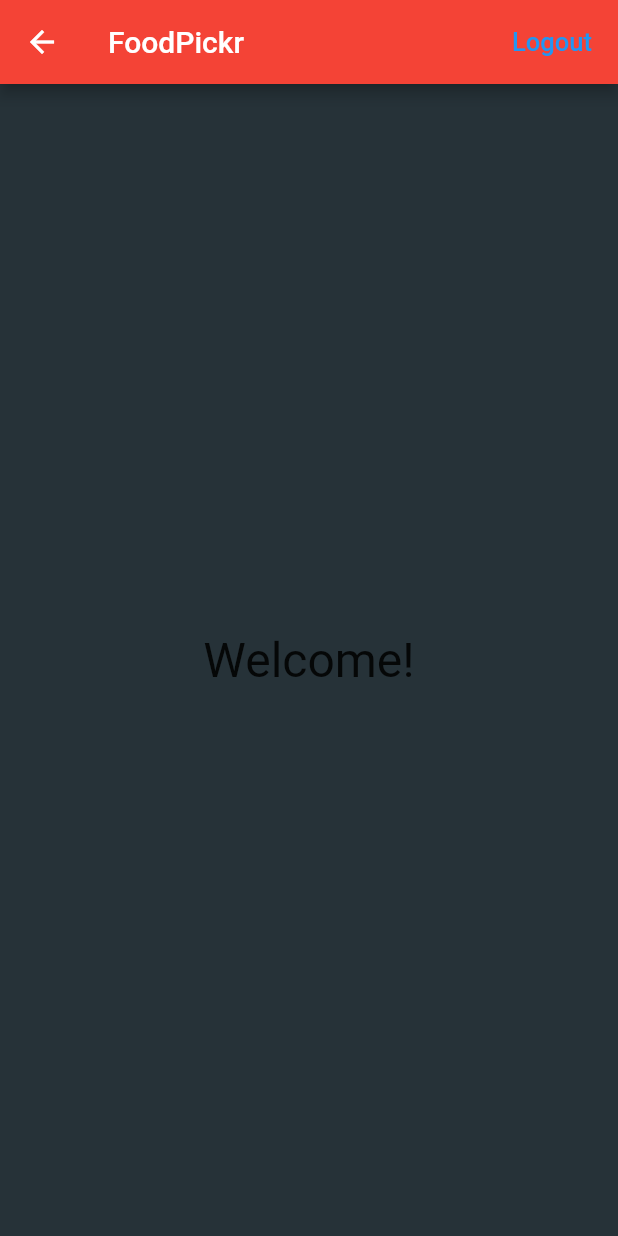
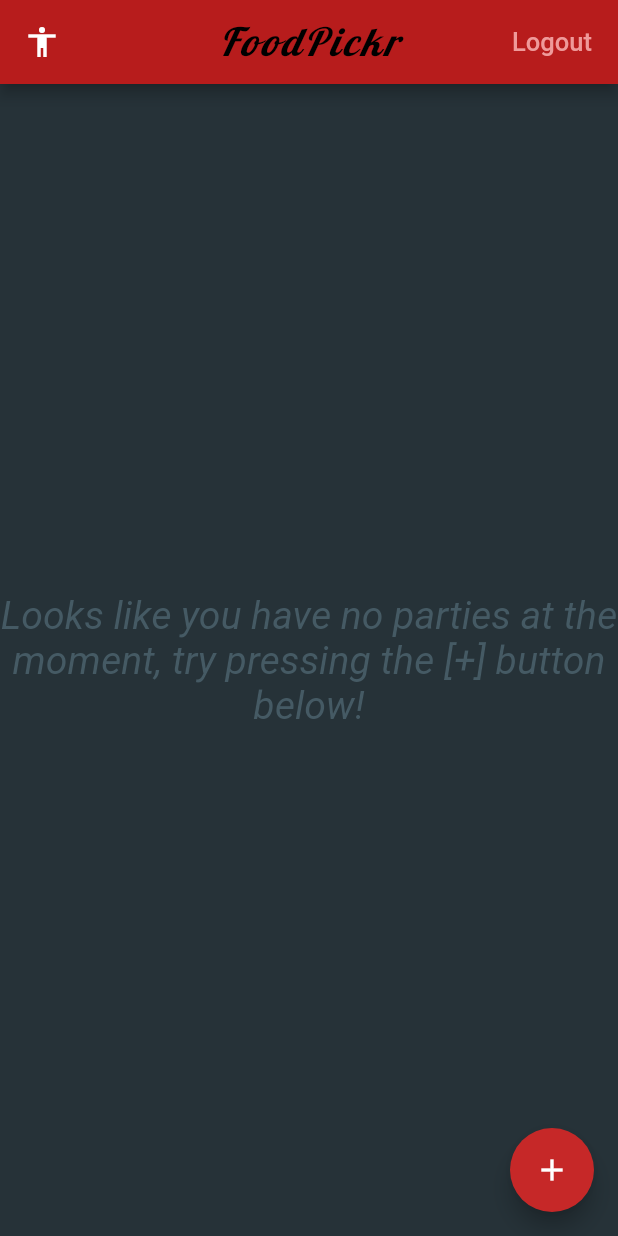
Before and after one commit to lutfisk/FoodPickr, a Flutter app: the PartyList screen opened directly, on a phone screen of 412 x 824 dp. Run offline on Flutter 3.47's test engine with Material 2 defaults, Android fonts, the phone set to English and light mode, and no system bars; our stand-ins replace email_validator, firebase_auth, form_field_validator, google_fonts; accounts and stored records are empty.

Commit message:
party list, early stages

```diff
--- a/lib/party_list.dart
+++ b/lib/party_list.dart
@@ -1,10 +1,24 @@
+import 'package:firebase_auth/firebase_auth.dart';
 import 'package:flutter/material.dart';
+import 'package:form_field_validator/form_field_validator.dart';
+import 'package:google_fonts/google_fonts.dart';
+import 'dart:async';
 import 'auth.dart';
+import 'party.dart';
+import 'party_user.dart';
 
-class PartyList extends StatelessWidget {
+class PartyList extends StatefulWidget {
   PartyList({this.auth, this.onSignedOut});
   final BaseAuth auth;
   final VoidCallback onSignedOut;
+
+  @override
+  State<StatefulWidget> createState() => _PartyListState();
+}
+
+class _PartyListState extends State<PartyList> {
+  BaseAuth auth;
+  VoidCallback onSignedOut;
 
   void _signOut() async {
     try{
@@ -16,28 +30,101 @@ class PartyList extends StatelessWidget {
     }
   }
 
+  List<PartyUser> users = [];
+
+  Future<String> createAlertDialog(BuildContext context){
+    TextEditingController control = TextEditingController();
+
+    return showDialog(
+        context: context,
+        builder: (context){
+          return AlertDialog(
+            title: Text('Name your party:'),
+            content: TextFormField(
+              validator: MinLengthValidator(2, errorText: 'Party name cannot be empty!'),
+              controller: control,
+              onSaved: (val) => PartyUser().partyName = val,
+            ),
+            actions: <Widget>[
+              MaterialButton(
+                color: Colors.red[900],
+                elevation: 5,
+                child: Text('Create'),
+                onPressed: () {
+                  Navigator.of(context).pop(control.text.toString());
+                },
+              )
+            ],
+          );
+        }
+      );
+  }
+
   @override
   Widget build(BuildContext context) {
     return Scaffold(
       backgroundColor: Colors.blueGrey[900],
       appBar: AppBar(
-        title: Text("FoodPickr"),
+        backgroundColor: Colors.red[900],
+        title: Text("FoodPickr",
+        style: GoogleFonts.lobster(
+          color: Colors.black,
+          fontWeight: FontWeight.w500,
+          fontStyle: FontStyle.italic,
+          letterSpacing: 2,
+          fontSize: 26,)
+        ),
+        leading: new IconButton(
+        icon: new Icon(Icons.accessibility),
+        onPressed: () {},
+        tooltip: 'Profile'
+        ),
+        centerTitle: true,
         actions: <Widget>[
           FlatButton(
             child: Text('Logout',
             style: TextStyle(fontSize: 17,
-            color: Colors.blue)),
+            color: Colors.red[200])),
             onPressed: _signOut
           )
         ],
       ),
-      body: Container(
-        child: Center(
-          child: Text('Welcome!', style: new TextStyle(fontSize: 32))
+      body: users.length <= 0 ? Center(
+        child: Text('Looks like you have no parties at the moment, try pressing the [+] button below!',
+        style: TextStyle(
+          color: Colors.blueGrey[700],
+          fontSize: 26,
+          fontStyle: FontStyle.italic,
         ),
+        textAlign: TextAlign.center,
+        ),
+      ): ListView.builder(
+        itemCount: users.length,
+        itemBuilder: (_, i) => Party(user: users[i],
+        onDelete: () => OnDelete),
+      ),
+      floatingActionButton: new FloatingActionButton(
+        onPressed: (){
+          createAlertDialog(context).then((onValue){
+            onAddParty();
+          });
+        },
+        child: new Icon(Icons.add),
+        backgroundColor: Colors.red[800],
+        tooltip: 'Add a new party!',
       ),
     );
   }
 
+  void onDelete(int index) {
+    setState((){
+      users.removeAt(index);
+    });
+  }
 
+  void onAddParty() {
+    setState(() {
+      users.add(PartyUser());
+    });
+  }
 }
--- /dev/null
+++ b/lib/party_user.dart
@@ -0,0 +1,5 @@
+class PartyUser{
+  String partyName;
+
+  PartyUser({this.partyName = ''});
+}
--- a/pubspec.yaml
+++ b/pubspec.yaml
@@ -22,6 +22,7 @@ dependencies:
   firebase_auth: 0.15.5+3
   email_validator: ^1.0.0
   form_field_validator: ^1.0.1
+  google_fonts: ^0.4.0
 
   # The following adds the Cupertino Icons font to your application.
   # Use with the CupertinoIcons class for iOS style icons.
```
Also changed, not shown: lib/party.dart (added, +46 -0 lines).
